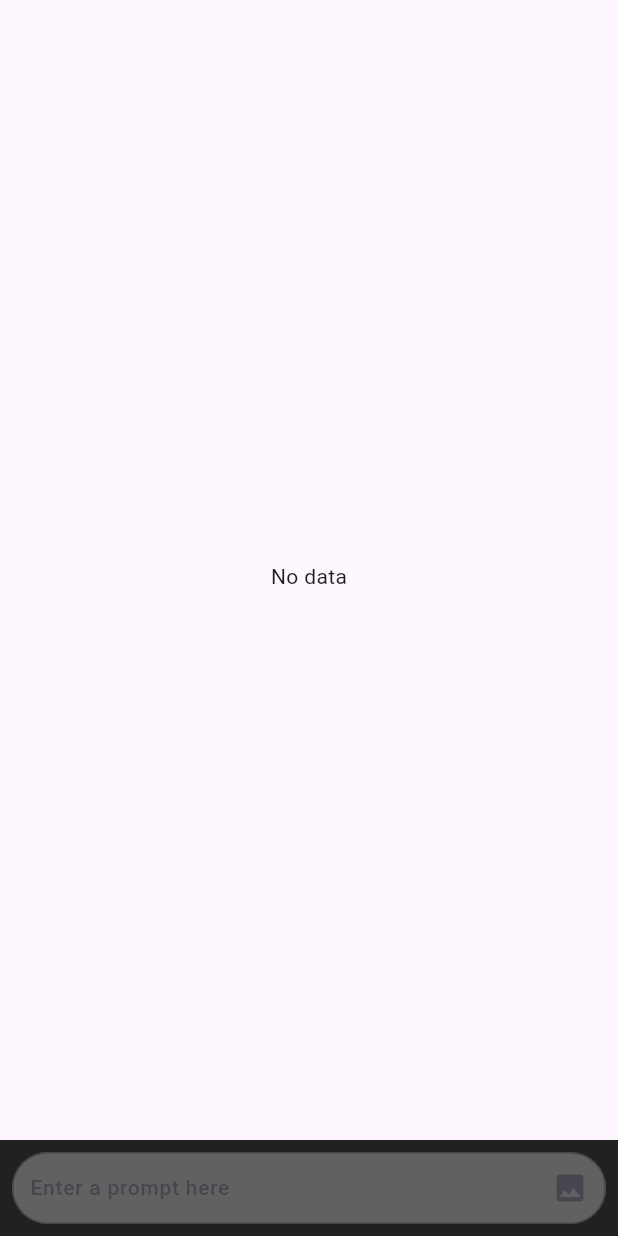
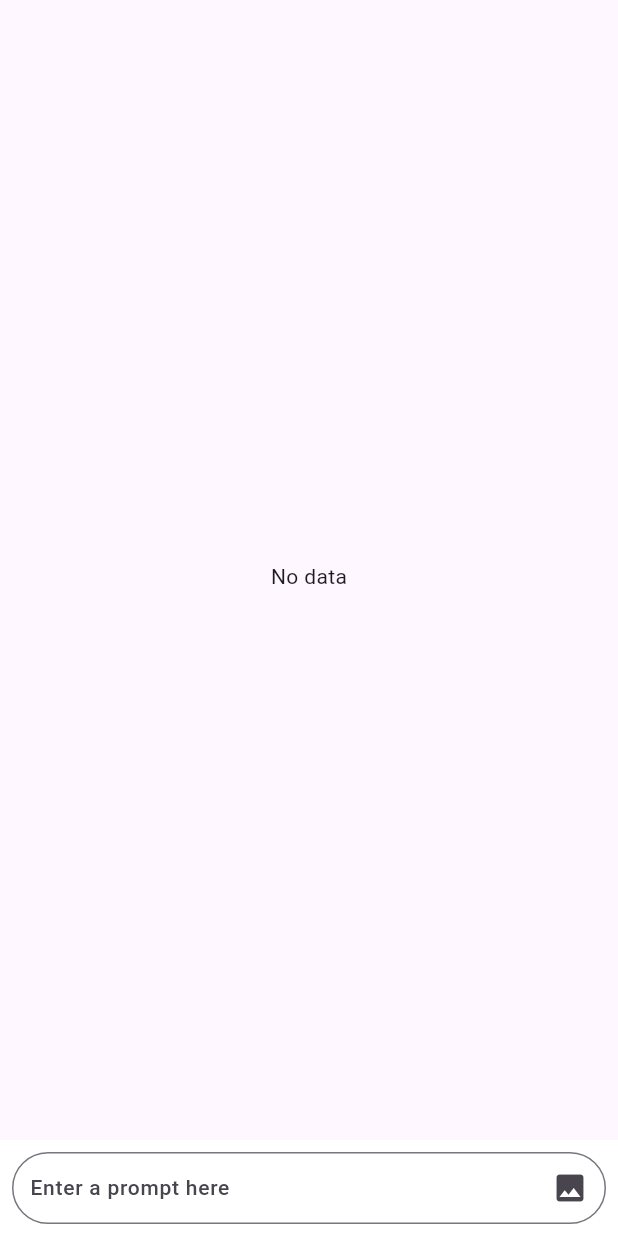
Before and after one commit to febryardiansyah/ai-agents, a Flutter app: the screen it shows after launch, on a phone screen of 412 x 824 dp. Run offline on Flutter 3.47's test engine with Material 3 defaults, Android fonts, the phone set to English and light mode, and no system bars; our stand-ins replace bloc, equatable, flutter_bloc, flutter_markdown, google_generative_ai, image_picker.

Commit message:
feat: add image picker to pick image from gallery

```diff
--- a/lib/chat_bloc.dart
+++ b/lib/chat_bloc.dart
@@ -1,7 +1,6 @@
 import 'package:bloc/bloc.dart';
 import 'package:equatable/equatable.dart';
 import 'package:flutter_gemini_ai/chat_model.dart';
-import 'package:flutter_gemini_ai/constant.dart';
 import 'package:google_generative_ai/google_generative_ai.dart';
 
 sealed class ChatBlocEvent extends Equatable {
@@ -9,7 +8,7 @@ sealed class ChatBlocEvent extends Equatable {
   List<Object?> get props => [];
 }
 
-final class StartChatEvent extends ChatBlocEvent {
+class StartChatEvent extends ChatBlocEvent {
   final String message;
 
   StartChatEvent({required this.message});
@@ -19,21 +18,19 @@ final class StartChatEvent extends ChatBlocEvent {
 }
 
 class ChatBloc extends Bloc<ChatBlocEvent, List<ChatModel>> {
-  ChatBloc() : super([]) {
+  ChatBloc(GenerativeModel model)
+      : _model = model,
+        super([]) {
     on<StartChatEvent>(_startChat);
   }
+
+  final GenerativeModel _model;
 
   Future<void> _startChat(
     StartChatEvent event,
     Emitter<List<ChatModel>> emit,
   ) async {
-    final model = GenerativeModel(
-      model: 'gemini-1.5-flash-latest',
-      // model: 'gemini-pro',
-      apiKey: APIKEY,
-    );
-
-    final chatSession = model.startChat();
+    final chatSession = _model.startChat();
 
     final newMessage = event.message;
     final tempMessages = <ChatModel>[];
--- a/lib/chat_screen.dart
+++ b/lib/chat_screen.dart
@@ -1,9 +1,13 @@
+import 'dart:io';
+
 import 'package:flutter/material.dart';
 import 'package:flutter/services.dart';
+import 'package:flutter/widgets.dart';
 import 'package:flutter_bloc/flutter_bloc.dart';
 import 'package:flutter_gemini_ai/chat_bloc.dart';
 import 'package:flutter_gemini_ai/chat_model.dart';
 import 'package:flutter_gemini_ai/constant.dart';
+import 'package:flutter_gemini_ai/cubit/image_picker_cubit.dart';
 import 'package:flutter_markdown/flutter_markdown.dart';
 
 class ChatScreen extends StatefulWidget {
@@ -38,7 +42,25 @@ class _ChatScreenState extends State<ChatScreen> {
       // backgroundColor: Colors.grey.shade900,
       floatingActionButton: chatTextField(),
       floatingActionButtonLocation: FloatingActionButtonLocation.centerDocked,
-      body: SafeArea(
+      body: BlocListener<ImagePickerCubit, ImagePickerState>(
+        listener: (context, state) {
+          if (state.status == BlocStatus.loading) {
+            ScaffoldMessenger.of(context).showSnackBar(
+              const SnackBar(content: Text('Loading...')),
+            );
+          }
+          if (state.status == BlocStatus.error) {
+            ScaffoldMessenger.of(context).showSnackBar(
+              SnackBar(content: Text(state.errorMessage)),
+            );
+          }
+          if (state.status == BlocStatus.loaded) {
+            ScaffoldMessenger.of(context).showSnackBar(
+              const SnackBar(content: Text('Image loaded')),
+            );
+          }
+        },
+        child: SafeArea(
           child: Padding(
             padding: const EdgeInsets.only(bottom: kBottomNavigationBarHeight),
             child: BlocBuilder<ChatBloc, List<ChatModel>>(
@@ -69,6 +91,7 @@ class _ChatScreenState extends State<ChatScreen> {
             ),
           ),
         ),
+      ),
     );
   }
 
@@ -88,11 +111,52 @@ class _ChatScreenState extends State<ChatScreen> {
   }
 
   Widget chatTextField() {
+    return BlocBuilder<ImagePickerCubit, ImagePickerState>(
+      builder: (context, state) {
         return Container(
           padding: const EdgeInsets.all(8),
-      color: Colors.grey.shade900,
+          color: Colors.white,
           child: Builder(builder: (context) {
-        return TextFormField(
+            return Column(
+              mainAxisSize: MainAxisSize.min,
+              children: [
+                if (state.status == BlocStatus.loaded) ...[
+                  Align(
+                    alignment: Alignment.topLeft,
+                    child: Stack(
+                      children: [
+                        Container(
+                          width: 50,
+                          height: 50,
+                          decoration: BoxDecoration(
+                            color: Colors.grey.shade800,
+                            borderRadius: BorderRadius.circular(8),
+                            image: DecorationImage(
+                              image: FileImage(File(state.imagePath)),
+                              fit: BoxFit.cover,
+                            ),
+                          ),
+                        ),
+                        Positioned(
+                          top: 4,
+                          right: 4,
+                          child: GestureDetector(
+                            onTap: () {
+                              context.read<ImagePickerCubit>().clearImage();
+                            },
+                            child: const Icon(
+                              Icons.close,
+                              color: Colors.white,
+                              size: 16,
+                            ),
+                          ),
+                        ),
+                      ],
+                    ),
+                  ),
+                  const SizedBox(height: 8),
+                ],
+                TextFormField(
                   focusNode: focusNode,
                   controller: textController,
                   // maxLines: 4,
@@ -110,20 +174,25 @@ class _ChatScreenState extends State<ChatScreen> {
                     border: OutlineInputBorder(
                       borderRadius: BorderRadius.circular(100),
                     ),
-            filled: true,
-            fillColor: focusNode.hasFocus
-                ? Colors.grey.shade400
-                : Colors.grey.shade700,
+                    // filled: true,
+                    // fillColor: focusNode.hasFocus
+                    //     ? Colors.grey.shade400
+                    //     : Colors.grey.shade700,
                     contentPadding: const EdgeInsets.symmetric(horizontal: 8),
                     suffixIcon: GestureDetector(
                       child: const Icon(Icons.image),
                       onTap: () {
-                textController.clear();
+                        // textController.clear();
+                        context.read<ImagePickerCubit>().pickImage();
                       },
                     ),
                   ),
+                ),
+              ],
             );
           }),
+        );
+      },
     );
   }
 }
--- a/lib/constant.dart
+++ b/lib/constant.dart
@@ -1,2 +1,4 @@
 const APIKEY = String.fromEnvironment('GEMINI_API_KEY');
 const GEMINI_ICON = 'assets/gemini-icon.png';
+
+enum BlocStatus { initial, loading, loaded, error }
--- /dev/null
+++ b/lib/cubit/image_picker_state.dart
@@ -0,0 +1,28 @@
+part of 'image_picker_cubit.dart';
+
+class ImagePickerState extends Equatable {
+  final BlocStatus status;
+  final String imagePath;
+  final String errorMessage;
+
+  const ImagePickerState({
+    this.status = BlocStatus.initial,
+    this.imagePath = '',
+    this.errorMessage = '',
+  });
+
+  ImagePickerState copyWith({
+    BlocStatus? state,
+    String? imagePath,
+    String? errorMessage,
+  }) {
+    return ImagePickerState(
+      status: state ?? this.status,
+      imagePath: imagePath ?? this.imagePath,
+      errorMessage: errorMessage ?? this.errorMessage,
+    );
+  }
+
+  @override
+  List<Object?> get props => [status, imagePath, errorMessage];
+}
--- a/lib/main.dart
+++ b/lib/main.dart
@@ -2,6 +2,10 @@ import 'package:flutter/material.dart';
 import 'package:flutter_bloc/flutter_bloc.dart';
 import 'package:flutter_gemini_ai/chat_bloc.dart';
 import 'package:flutter_gemini_ai/chat_screen.dart';
+import 'package:flutter_gemini_ai/constant.dart';
+import 'package:flutter_gemini_ai/cubit/image_picker_cubit.dart';
+import 'package:google_generative_ai/google_generative_ai.dart';
+import 'package:image_picker/image_picker.dart';
 
 void main() {
   WidgetsFlutterBinding.ensureInitialized();
@@ -13,8 +17,20 @@ class MyApp extends StatelessWidget {
 
   @override
   Widget build(BuildContext context) {
-    return BlocProvider(
-      create: (_) => ChatBloc(),
+    final model = GenerativeModel(
+      // model: 'gemini-1.5-flash-latest',
+      model: 'gemini-pro',
+      apiKey: APIKEY,
+    );
+    return MultiBlocProvider(
+      providers: [
+        BlocProvider(
+          create: (_) => ChatBloc(model),
+        ),
+        BlocProvider(
+          create: (_) => ImagePickerCubit(ImagePicker()),
+        ),
+      ],
       child: const MaterialApp(
         title: 'Flutter Gemin-AI Chat',
         debugShowCheckedModeBanner: false,
--- a/pubspec.yaml
+++ b/pubspec.yaml
@@ -40,6 +40,7 @@ dependencies:
   bloc: ^8.1.4
   flutter_markdown: ^0.7.3+1
   equatable: ^2.0.5
+  image_picker: ^1.1.2
 
 dev_dependencies:
   flutter_test:
```
Also changed, not shown: lib/cubit/image_picker_cubit.dart (added, +46 -0 lines), pubspec.lock, 11 other files. Lines whose indentation alone changed are shown as unchanged.
